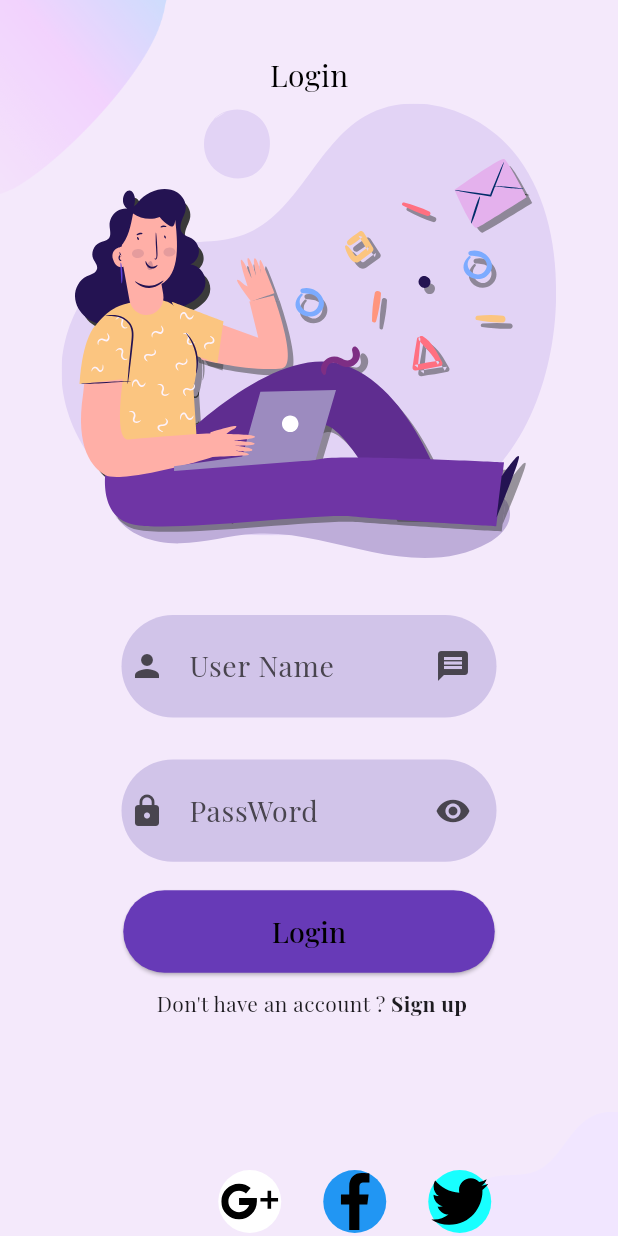
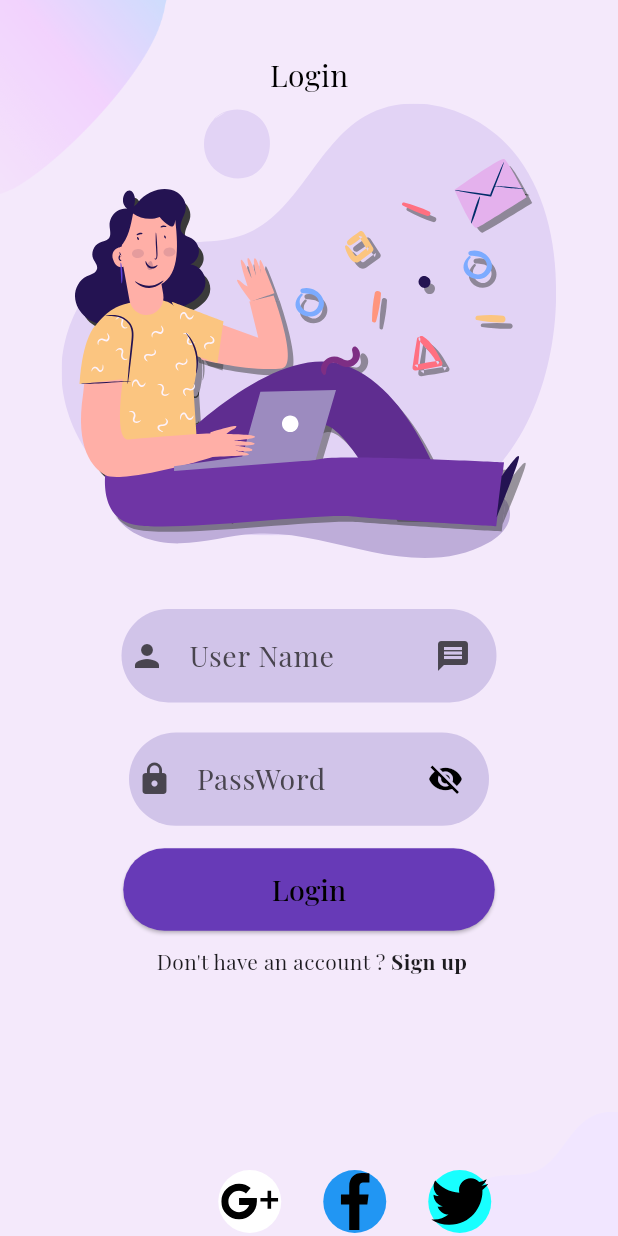
Before and after one commit to YazanMtawej/onestopshop, a Flutter app: the screen it shows after launch, after a tap on "Next", on a phone screen of 412 x 824 dp. Run offline on Flutter 3.47's test engine with Material 3 defaults, Android fonts, the phone set to English and light mode, and no system bars; our stand-ins replace bloc, cached_network_image, convex_bottom_bar, dartz, device_preview, dio and 13 more; network calls fail.

Commit message:
add  obscureText to acoount views

```diff
--- a/lib/features/Acount/presentation/views/widgets/login_view_body.dart
+++ b/lib/features/Acount/presentation/views/widgets/login_view_body.dart
@@ -54,7 +54,7 @@ class LoginViewBody extends StatelessWidget {
                         SvgPicture.asset('assets/images/icons/login.svg'),
                         const SizedBox(height: 24),
 
-                        TextFieldEmail(
+                        TextFieldUser(
                           controller: usernameCtrl,
                           label: 'User Name',
                         ),
--- a/lib/features/Acount/presentation/views/widgets/sigin_view_body.dart
+++ b/lib/features/Acount/presentation/views/widgets/sigin_view_body.dart
@@ -62,15 +62,15 @@ class SiginViewBody extends StatelessWidget {
                             padding: const EdgeInsets.all(8.0),
                             child: ListView(
                               children: [
-                                TextFieldEmail(
+                                TextFieldUser(
                                   controller: firstNameCtrl,
                                   label: 'First Name',
                                 ),
-                                TextFieldEmail(
+                                TextFieldUser(
                                   controller: lastNameCtrl,
                                   label: 'Last tName',
                                 ),
-                                TextFieldEmail(
+                                TextFieldUser(
                                   controller: usernameCtrl,
                                   label: 'User Name',
                                 ),
@@ -96,7 +96,7 @@ class SiginViewBody extends StatelessWidget {
                              await NotificationService().showNotification(
                               id: 1,
                               title: 'Sigin up',
-                              body: 'You already have an account with us —welcome',
+                              body: 'You already have an account with us welcome',
                             );
                           },
                           style: ButtonStyle(
--- a/lib/features/Acount/presentation/views/widgets/text_field_email.dart
+++ b/lib/features/Acount/presentation/views/widgets/text_field_email.dart
@@ -1,8 +1,8 @@
 import 'package:flutter/material.dart';
 import 'package:onestopshop/constents.dart';
 
-class TextFieldEmail extends StatelessWidget {
-  const TextFieldEmail({super.key, required this.controller, required this.label});
+class TextFieldUser extends StatelessWidget {
+  const TextFieldUser({super.key, required this.controller, required this.label});
  final TextEditingController controller;
  final String label;
 
@@ -10,8 +10,8 @@ class TextFieldEmail extends StatelessWidget {
   Widget build(BuildContext context) {
 
     return Container(
-      margin: const EdgeInsets.symmetric(vertical: 14),
-      padding: const EdgeInsets.symmetric(vertical: 5, horizontal: 5),
+      margin: const EdgeInsets.symmetric(vertical: 10),
+      padding: const EdgeInsets.symmetric(vertical: 2, horizontal: 5),
       width: 250,
 
       decoration: BoxDecoration(
--- a/lib/features/Acount/presentation/views/widgets/text_field_password.dart
+++ b/lib/features/Acount/presentation/views/widgets/text_field_password.dart
@@ -1,34 +1,57 @@
 import 'package:flutter/material.dart';
 import 'package:onestopshop/constents.dart';
 
-class TextFieldPassword extends StatelessWidget {
-  const TextFieldPassword({super.key, required this.controller, required this.label,  this.isPassword=false});
- final TextEditingController controller;
- final String label;
- final bool isPassword;
+class TextFieldPassword extends StatefulWidget {
+  const TextFieldPassword({
+    super.key,
+    required this.controller,
+    required this.label,
+  });
+
+  final TextEditingController controller;
+  final String label;
+
+  @override
+  State<TextFieldPassword> createState() => _TextFieldPasswordState();
+}
+
+class _TextFieldPasswordState extends State<TextFieldPassword> {
+  bool _obscureText = true;
+
+  void _togglePasswordVisibility() {
+    setState(() {
+      _obscureText = !_obscureText;
+    });
+  }
+
   @override
   Widget build(BuildContext context) {
-
     return Container(
-      margin: const EdgeInsets.symmetric(vertical: 14),
-      padding: const EdgeInsets.symmetric(vertical: 5, horizontal: 5),
-      width: 250,
+      margin: const EdgeInsets.symmetric(vertical: 10),
+      padding: const EdgeInsets.symmetric(vertical: 2, horizontal: 5),
+      width: 240,
       decoration: BoxDecoration(
         color: kButtonColor[100],
         borderRadius: BorderRadius.circular(66),
       ),
       child: TextField(
-        controller: controller,
-        obscureText:isPassword,
-        keyboardType: TextInputType.number,
+        controller: widget.controller,
+        obscureText: _obscureText,
+        keyboardType: TextInputType.visiblePassword,
         textInputAction: TextInputAction.done,
         decoration: InputDecoration(
           hintText: 'Pass Word : ',
-          labelText: label,
+          labelText: widget.label,
           labelStyle: const TextStyle(fontSize: 19),
           border: InputBorder.none,
           icon: const Icon(Icons.lock),
-          suffixIcon: IconButton(onPressed: (){}, icon: Icon(Icons.visibility)),
+          suffixIcon: IconButton(
+            onPressed: _togglePasswordVisibility,
+            icon: Icon(
+              _obscureText ? Icons.visibility_off : Icons.visibility,
+              color: Colors.black,
+            ),
+          ),
         ),
       ),
     );
```
